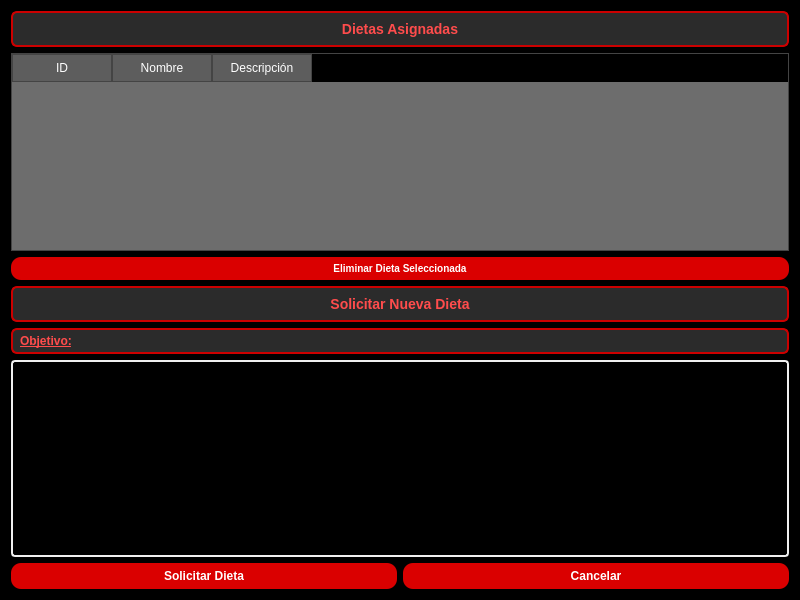
This is src/vista/ui/SolicitarDieta.ui in OscaarMG/campasgym as Qt 5 draws it before an edit. The edited form follows.
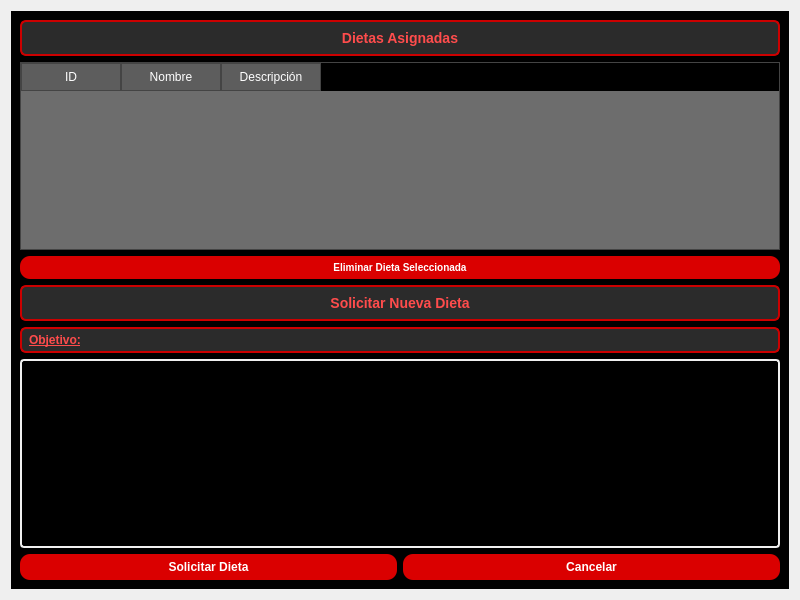
This is the edited form.

The edit to the form file:
```diff
--- a/src/vista/ui/SolicitarDieta.ui
+++ b/src/vista/ui/SolicitarDieta.ui
@@ -13,8 +13,13 @@
   <property name="windowTitle">
    <string>Mis Dietas</string>
   </property>
+  <layout class="QVBoxLayout" name="rootLayout">
+   <item>
+    <widget class="QFrame" name="frameFondo">
   <property name="styleSheet">
-   <string notr="true">background-color:#000000;</string>
+      <string notr="true">QFrame {
+    background-color: #000000;
+}</string>
   </property>
   <layout class="QVBoxLayout" name="mainLayout">
    <item>
@@ -45,82 +50,50 @@
       <string notr="true">QTableWidget {
     background-color: #6d6d6d;
     color: white;
-    gridline-color: #888888; 
+    gridline-color: #888888;
     border: 1px solid #444444;
 }
-
 QTableWidget::item {
     background-color: #7d7d7d;
     border: 1px solid #555555;
     padding: 4px;
 }
-
-QTableWidget {
-    background-color: #6d6d6d;
-    color: white;
-    gridline-color: #888888; /* color del borde entre celdas */
-    border: 1px solid #444444;
-}
-
-QTableWidget::item {
-    background-color: #7d7d7d;
-    border: 1px solid #555555;
-    padding: 4px;
-}
-
 QHeaderView::section {
     background-color: #5d5d5d;
     color: white;
     border: 1px solid #444444;
     padding: 4px;
 }
-
 QTableCornerButton::section {
     background-color: #6d6d6d;
     border: 1px solid #555555;
 }
-
-
 QScrollBar:vertical {
-    background: #5d5d5d;  /* Fondo liso, sin textura */
+    background: #5d5d5d;
     width: 12px;
-    margin: 0px;
-    border: none;
 }
-
 QScrollBar::handle:vertical {
-    background: #888888;  /* Parte que se arrastra */
+    background: #888888;
     min-height: 20px;
     border-radius: 4px;
 }
-
 QScrollBar::add-line:vertical,
 QScrollBar::sub-line:vertical {
     height: 0px;
-    background: none;
-    border: none;
 }
-
 QScrollBar:horizontal {
     background: #5d5d5d;
     height: 12px;
-    margin: 0px;
-    border: none;
 }
-
 QScrollBar::handle:horizontal {
     background: #888888;
     min-width: 20px;
     border-radius: 4px;
 }
-
 QScrollBar::add-line:horizontal,
 QScrollBar::sub-line:horizontal {
     width: 0px;
-    background: none;
-    border: none;
 }
-
 QTableWidget QLineEdit {
     background-color: #5d5d5d;
     color: white;
@@ -205,9 +178,6 @@
     font-size: 12px;
     font-weight: bold;
     border-radius: 6px;
-}
-
-QLabel {
     text-decoration: underline;
 }</string>
      </property>
@@ -278,6 +248,9 @@
    </item>
   </layout>
  </widget>
+   </item>
+  </layout>
+ </widget>
  <resources/>
  <connections/>
 </ui>
```
Left out of the diff: 13 changed lines with no effect on the pictures. Lines whose indentation alone changed are shown as unchanged.
